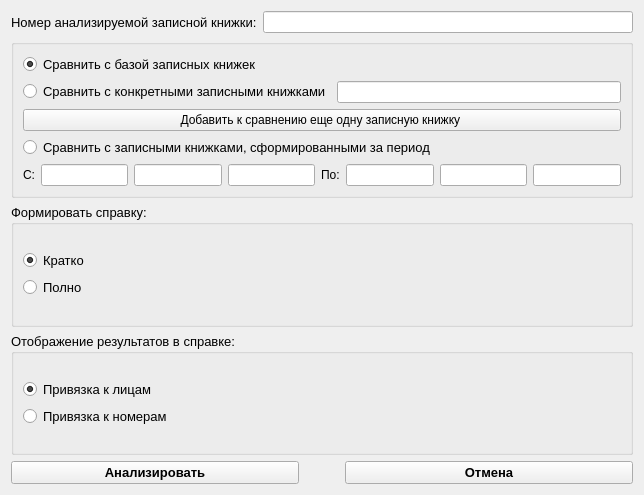
First picture: the form in analysis.ui, repository Yavlados/VKR, before the edit.
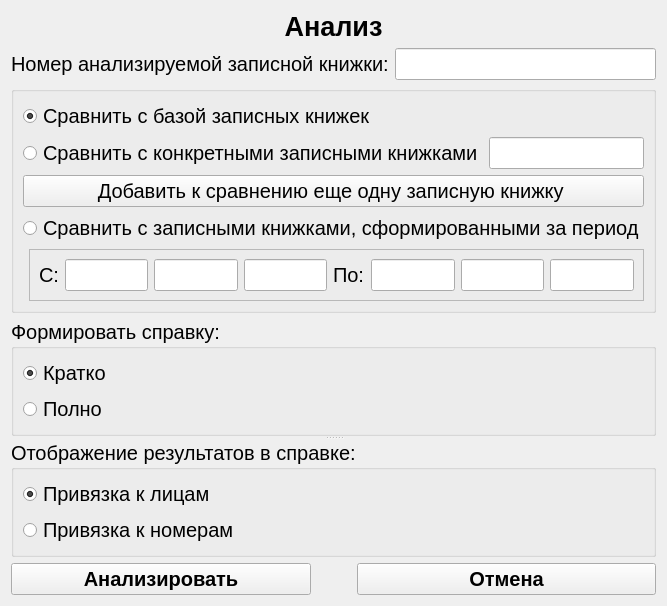
Second picture: the form after the edit.

What changed in the file:
```diff
--- a/analysis.ui
+++ b/analysis.ui
@@ -6,170 +6,50 @@
    <rect>
     <x>0</x>
     <y>0</y>
-    <width>644</width>
-    <height>495</height>
+    <width>639</width>
+    <height>581</height>
    </rect>
   </property>
   <property name="windowTitle">
    <string>Анализ</string>
   </property>
-  <layout class="QVBoxLayout" name="verticalLayout_10">
-   <item>
-    <layout class="QHBoxLayout" name="horizontalLayout">
-     <item>
-      <widget class="QLabel" name="label">
-       <property name="font">
-        <font>
-         <family>Arial</family>
-         <pointsize>10</pointsize>
-        </font>
-       </property>
-       <property name="text">
-        <string>Номер анализируемой записной книжки:</string>
-       </property>
-      </widget>
-     </item>
-     <item>
-      <widget class="QLineEdit" name="le_an_zk"/>
-     </item>
-    </layout>
-   </item>
-   <item>
-    <widget class="QGroupBox" name="groupBox">
-     <property name="title">
-      <string/>
-     </property>
-     <layout class="QVBoxLayout" name="verticalLayout_8">
-      <item>
-       <layout class="QVBoxLayout" name="verticalLayout_4">
-        <item>
-         <widget class="QRadioButton" name="rb_all_base">
-          <property name="font">
-           <font>
-            <family>Arial</family>
-            <pointsize>10</pointsize>
-           </font>
-          </property>
-          <property name="text">
-           <string>Сравнить с базой записных книжек</string>
-          </property>
-          <property name="checked">
+  <property name="autoFillBackground">
            <bool>true</bool>
           </property>
-         </widget>
-        </item>
-        <item>
-         <layout class="QHBoxLayout" name="horizontalLayout_2">
-          <item>
-           <widget class="QRadioButton" name="rb_some_zk">
-            <property name="font">
-             <font>
-              <family>Arial</family>
-              <pointsize>10</pointsize>
-             </font>
-            </property>
-            <property name="text">
-             <string>Сравнить с конкретными записными книжками</string>
-            </property>
-           </widget>
-          </item>
-          <item>
-           <widget class="QLineEdit" name="le_some_new_zk"/>
-          </item>
-         </layout>
-        </item>
-        <item>
-         <layout class="QVBoxLayout" name="vl_for_buttons"/>
-        </item>
-        <item>
-         <layout class="QVBoxLayout" name="vl_for_new_le"/>
-        </item>
-        <item>
-         <widget class="QPushButton" name="pb_add_le">
-          <property name="text">
-           <string>Добавить к сравнению еще одну записную книжку </string>
-          </property>
-         </widget>
-        </item>
-       </layout>
-      </item>
-      <item>
-       <layout class="QVBoxLayout" name="verticalLayout_5">
-        <item>
-         <widget class="QRadioButton" name="rb_date">
-          <property name="font">
-           <font>
-            <family>Arial</family>
-            <pointsize>10</pointsize>
-           </font>
-          </property>
-          <property name="text">
-           <string>Сравнить с записными книжками, сформированными за период</string>
-          </property>
-         </widget>
-        </item>
-        <item>
-         <layout class="QHBoxLayout" name="hv_for_date">
-          <item>
-           <widget class="QLabel" name="lab_from">
-            <property name="text">
-             <string>C:</string>
-            </property>
-           </widget>
-          </item>
-          <item>
-           <widget class="QLineEdit" name="le_day_from"/>
-          </item>
-          <item>
-           <widget class="QLineEdit" name="le_month_from"/>
-          </item>
-          <item>
-           <widget class="QLineEdit" name="le_year_from"/>
-          </item>
-          <item>
-           <widget class="QLabel" name="lab_for">
-            <property name="text">
-             <string>По:</string>
-            </property>
-           </widget>
-          </item>
-          <item>
-           <widget class="QLineEdit" name="le_day_to"/>
-          </item>
-          <item>
-           <widget class="QLineEdit" name="le_month_to"/>
-          </item>
-          <item>
-           <widget class="QLineEdit" name="le_year_to"/>
-          </item>
-         </layout>
-        </item>
-       </layout>
-      </item>
-     </layout>
-    </widget>
-   </item>
-   <item>
+  <layout class="QGridLayout" name="gridLayout_5">
+   <item row="3" column="0">
+    <widget class="QSplitter" name="splitter">
+     <property name="orientation">
+      <enum>Qt::Vertical</enum>
+     </property>
     <widget class="QGroupBox" name="groupBox_2">
+      <property name="sizePolicy">
+       <sizepolicy hsizetype="Preferred" vsizetype="Preferred">
+        <horstretch>0</horstretch>
+        <verstretch>0</verstretch>
+       </sizepolicy>
+      </property>
      <property name="font">
       <font>
-       <pointsize>10</pointsize>
+        <pointsize>15</pointsize>
       </font>
      </property>
      <property name="title">
       <string>Формировать справку:</string>
      </property>
-     <layout class="QVBoxLayout" name="verticalLayout">
-      <item>
-       <layout class="QVBoxLayout" name="verticalLayout_6">
-        <item>
-         <layout class="QVBoxLayout" name="verticalLayout_2">
-          <item>
+      <layout class="QGridLayout" name="gridLayout">
+       <item row="0" column="0">
            <widget class="QRadioButton" name="rb_short">
+         <property name="sizePolicy">
+          <sizepolicy hsizetype="Minimum" vsizetype="Fixed">
+           <horstretch>0</horstretch>
+           <verstretch>0</verstretch>
+          </sizepolicy>
+         </property>
             <property name="font">
              <font>
               <family>Arial</family>
-              <pointsize>10</pointsize>
+           <pointsize>15</pointsize>
              </font>
             </property>
             <property name="text">
@@ -180,12 +60,18 @@
             </property>
            </widget>
           </item>
-          <item>
+       <item row="1" column="0">
            <widget class="QRadioButton" name="rb_long">
+         <property name="sizePolicy">
+          <sizepolicy hsizetype="Minimum" vsizetype="Fixed">
+           <horstretch>0</horstretch>
+           <verstretch>0</verstretch>
+          </sizepolicy>
+         </property>
             <property name="font">
              <font>
               <family>Arial</family>
-              <pointsize>10</pointsize>
+           <pointsize>15</pointsize>
              </font>
             </property>
             <property name="text">
@@ -200,33 +86,35 @@
            </widget>
           </item>
          </layout>
-        </item>
-       </layout>
-      </item>
-     </layout>
-    </widget>
-   </item>
-   <item>
+     </widget>
     <widget class="QGroupBox" name="groupBox_3">
+      <property name="sizePolicy">
+       <sizepolicy hsizetype="Preferred" vsizetype="Preferred">
+        <horstretch>0</horstretch>
+        <verstretch>0</verstretch>
+       </sizepolicy>
+      </property>
      <property name="font">
       <font>
-       <pointsize>10</pointsize>
+        <pointsize>15</pointsize>
       </font>
      </property>
      <property name="title">
       <string>Отображение результатов в справке:</string>
      </property>
-     <layout class="QVBoxLayout" name="verticalLayout_9">
-      <item>
-       <layout class="QVBoxLayout" name="verticalLayout_7">
-        <item>
-         <layout class="QVBoxLayout" name="verticalLayout_3">
-          <item>
+      <layout class="QGridLayout" name="gridLayout_2">
+       <item row="0" column="0">
            <widget class="QRadioButton" name="rb_to_face">
+         <property name="sizePolicy">
+          <sizepolicy hsizetype="Minimum" vsizetype="Fixed">
+           <horstretch>0</horstretch>
+           <verstretch>0</verstretch>
+          </sizepolicy>
+         </property>
             <property name="font">
              <font>
               <family>Arial</family>
-              <pointsize>10</pointsize>
+           <pointsize>15</pointsize>
              </font>
             </property>
             <property name="text">
@@ -237,12 +125,18 @@
             </property>
            </widget>
           </item>
-          <item>
+       <item row="1" column="0">
            <widget class="QRadioButton" name="rb_to_num">
+         <property name="sizePolicy">
+          <sizepolicy hsizetype="Minimum" vsizetype="Fixed">
+           <horstretch>0</horstretch>
+           <verstretch>0</verstretch>
+          </sizepolicy>
+         </property>
             <property name="font">
              <font>
               <family>Arial</family>
-              <pointsize>10</pointsize>
+           <pointsize>15</pointsize>
              </font>
             </property>
             <property name="text">
@@ -251,19 +145,22 @@
            </widget>
           </item>
          </layout>
-        </item>
-       </layout>
-      </item>
-     </layout>
-    </widget>
+     </widget>
+    </widget>
    </item>
-   <item>
+   <item row="4" column="0">
     <layout class="QHBoxLayout" name="horizontalLayout_3">
      <item>
       <widget class="QPushButton" name="pushButton">
+       <property name="sizePolicy">
+        <sizepolicy hsizetype="Minimum" vsizetype="Fixed">
+         <horstretch>0</horstretch>
+         <verstretch>0</verstretch>
+        </sizepolicy>
+       </property>
        <property name="font">
         <font>
-         <pointsize>10</pointsize>
+         <pointsize>15</pointsize>
          <weight>75</weight>
          <bold>true</bold>
         </font>
@@ -275,6 +172,17 @@
      </item>
      <item>
       <spacer name="horizontalSpacer">
+       <property name="sizePolicy">
+        <sizepolicy hsizetype="Ignored" vsizetype="Minimum">
+         <horstretch>0</horstretch>
+         <verstretch>0</verstretch>
+        </sizepolicy>
+       </property>
+       <property name="font">
+        <font>
+         <pointsize>15</pointsize>
+        </font>
+       </property>
        <property name="orientation">
         <enum>Qt::Horizontal</enum>
        </property>
@@ -291,9 +199,15 @@
      </item>
      <item>
       <widget class="QPushButton" name="pushButton_2">
+       <property name="sizePolicy">
+        <sizepolicy hsizetype="Minimum" vsizetype="Fixed">
+         <horstretch>0</horstretch>
+         <verstretch>0</verstretch>
+        </sizepolicy>
+       </property>
        <property name="font">
         <font>
-         <pointsize>10</pointsize>
+         <pointsize>15</pointsize>
          <weight>75</weight>
          <bold>true</bold>
         </font>
@@ -305,6 +219,329 @@
      </item>
     </layout>
    </item>
+   <item row="2" column="0">
+    <widget class="QGroupBox" name="groupBox">
+     <property name="sizePolicy">
+      <sizepolicy hsizetype="Preferred" vsizetype="Preferred">
+       <horstretch>0</horstretch>
+       <verstretch>0</verstretch>
+      </sizepolicy>
+     </property>
+     <property name="font">
+      <font>
+       <pointsize>15</pointsize>
+      </font>
+     </property>
+     <property name="title">
+      <string/>
+     </property>
+     <layout class="QGridLayout" name="gridLayout_4">
+      <item row="0" column="0" colspan="2">
+       <widget class="QRadioButton" name="rb_all_base">
+        <property name="sizePolicy">
+         <sizepolicy hsizetype="Minimum" vsizetype="Fixed">
+          <horstretch>0</horstretch>
+          <verstretch>0</verstretch>
+         </sizepolicy>
+        </property>
+        <property name="font">
+         <font>
+          <family>Arial</family>
+          <pointsize>15</pointsize>
+         </font>
+        </property>
+        <property name="text">
+         <string>Сравнить с базой записных книжек</string>
+        </property>
+        <property name="checked">
+         <bool>true</bool>
+        </property>
+       </widget>
+      </item>
+      <item row="1" column="0" colspan="2">
+       <layout class="QHBoxLayout" name="horizontalLayout_2">
+        <item>
+         <widget class="QRadioButton" name="rb_some_zk">
+          <property name="sizePolicy">
+           <sizepolicy hsizetype="Minimum" vsizetype="Fixed">
+            <horstretch>0</horstretch>
+            <verstretch>0</verstretch>
+           </sizepolicy>
+          </property>
+          <property name="font">
+           <font>
+            <family>Arial</family>
+            <pointsize>15</pointsize>
+           </font>
+          </property>
+          <property name="text">
+           <string>Сравнить с конкретными записными книжками</string>
+          </property>
+         </widget>
+        </item>
+        <item>
+         <widget class="QLineEdit" name="le_some_new_zk">
+          <property name="sizePolicy">
+           <sizepolicy hsizetype="Expanding" vsizetype="Fixed">
+            <horstretch>0</horstretch>
+            <verstretch>0</verstretch>
+           </sizepolicy>
+          </property>
+          <property name="font">
+           <font>
+            <pointsize>15</pointsize>
+           </font>
+          </property>
+         </widget>
+        </item>
+       </layout>
+      </item>
+      <item row="2" column="0">
+       <layout class="QVBoxLayout" name="vl_for_buttons"/>
+      </item>
+      <item row="3" column="0">
+       <layout class="QVBoxLayout" name="vl_for_new_le"/>
+      </item>
+      <item row="4" column="0" colspan="2">
+       <widget class="QPushButton" name="pb_add_le">
+        <property name="sizePolicy">
+         <sizepolicy hsizetype="Ignored" vsizetype="Fixed">
+          <horstretch>0</horstretch>
+          <verstretch>0</verstretch>
+         </sizepolicy>
+        </property>
+        <property name="font">
+         <font>
+          <pointsize>15</pointsize>
+         </font>
+        </property>
+        <property name="text">
+         <string>Добавить к сравнению еще одну записную книжку </string>
+        </property>
+       </widget>
+      </item>
+      <item row="5" column="0" colspan="2">
+       <widget class="QRadioButton" name="rb_date">
+        <property name="sizePolicy">
+         <sizepolicy hsizetype="Minimum" vsizetype="Fixed">
+          <horstretch>0</horstretch>
+          <verstretch>0</verstretch>
+         </sizepolicy>
+        </property>
+        <property name="font">
+         <font>
+          <family>Arial</family>
+          <pointsize>15</pointsize>
+         </font>
+        </property>
+        <property name="text">
+         <string>Сравнить с записными книжками, сформированными за период</string>
+        </property>
+       </widget>
+      </item>
+      <item row="6" column="1">
+       <widget class="QFrame" name="frame">
+        <property name="sizePolicy">
+         <sizepolicy hsizetype="Ignored" vsizetype="Preferred">
+          <horstretch>0</horstretch>
+          <verstretch>0</verstretch>
+         </sizepolicy>
+        </property>
+        <property name="frameShape">
+         <enum>QFrame::StyledPanel</enum>
+        </property>
+        <property name="frameShadow">
+         <enum>QFrame::Raised</enum>
+        </property>
+        <layout class="QGridLayout" name="gridLayout_3">
+         <item row="0" column="0">
+          <widget class="QLabel" name="lab_from">
+           <property name="sizePolicy">
+            <sizepolicy hsizetype="Preferred" vsizetype="Preferred">
+             <horstretch>0</horstretch>
+             <verstretch>0</verstretch>
+            </sizepolicy>
+           </property>
+           <property name="font">
+            <font>
+             <pointsize>15</pointsize>
+            </font>
+           </property>
+           <property name="text">
+            <string>C:</string>
+           </property>
+          </widget>
+         </item>
+         <item row="0" column="1">
+          <widget class="QLineEdit" name="le_day_from">
+           <property name="sizePolicy">
+            <sizepolicy hsizetype="Expanding" vsizetype="Fixed">
+             <horstretch>0</horstretch>
+             <verstretch>0</verstretch>
+            </sizepolicy>
+           </property>
+           <property name="font">
+            <font>
+             <pointsize>15</pointsize>
+            </font>
+           </property>
+          </widget>
+         </item>
+         <item row="0" column="2">
+          <widget class="QLineEdit" name="le_month_from">
+           <property name="sizePolicy">
+            <sizepolicy hsizetype="Expanding" vsizetype="Fixed">
+             <horstretch>0</horstretch>
+             <verstretch>0</verstretch>
+            </sizepolicy>
+           </property>
+           <property name="font">
+            <font>
+             <pointsize>15</pointsize>
+            </font>
+           </property>
+          </widget>
+         </item>
+         <item row="0" column="3">
+          <widget class="QLineEdit" name="le_year_from">
+           <property name="sizePolicy">
+            <sizepolicy hsizetype="Expanding" vsizetype="Fixed">
+             <horstretch>0</horstretch>
+             <verstretch>0</verstretch>
+            </sizepolicy>
+           </property>
+           <property name="font">
+            <font>
+             <pointsize>15</pointsize>
+            </font>
+           </property>
+          </widget>
+         </item>
+         <item row="0" column="4">
+          <widget class="QLabel" name="lab_for">
+           <property name="sizePolicy">
+            <sizepolicy hsizetype="Preferred" vsizetype="Preferred">
+             <horstretch>0</horstretch>
+             <verstretch>0</verstretch>
+            </sizepolicy>
+           </property>
+           <property name="font">
+            <font>
+             <pointsize>15</pointsize>
+            </font>
+           </property>
+           <property name="text">
+            <string>По:</string>
+           </property>
+          </widget>
+         </item>
+         <item row="0" column="5">
+          <widget class="QLineEdit" name="le_day_to">
+           <property name="sizePolicy">
+            <sizepolicy hsizetype="Expanding" vsizetype="Fixed">
+             <horstretch>0</horstretch>
+             <verstretch>0</verstretch>
+            </sizepolicy>
+           </property>
+           <property name="font">
+            <font>
+             <pointsize>15</pointsize>
+            </font>
+           </property>
+          </widget>
+         </item>
+         <item row="0" column="6">
+          <widget class="QLineEdit" name="le_month_to">
+           <property name="sizePolicy">
+            <sizepolicy hsizetype="Expanding" vsizetype="Fixed">
+             <horstretch>0</horstretch>
+             <verstretch>0</verstretch>
+            </sizepolicy>
+           </property>
+           <property name="font">
+            <font>
+             <pointsize>15</pointsize>
+            </font>
+           </property>
+          </widget>
+         </item>
+         <item row="0" column="7">
+          <widget class="QLineEdit" name="le_year_to">
+           <property name="sizePolicy">
+            <sizepolicy hsizetype="Expanding" vsizetype="Fixed">
+             <horstretch>0</horstretch>
+             <verstretch>0</verstretch>
+            </sizepolicy>
+           </property>
+           <property name="font">
+            <font>
+             <pointsize>15</pointsize>
+            </font>
+           </property>
+          </widget>
+         </item>
+        </layout>
+       </widget>
+      </item>
+     </layout>
+    </widget>
+   </item>
+   <item row="1" column="0">
+    <layout class="QHBoxLayout" name="horizontalLayout">
+     <item>
+      <widget class="QLabel" name="label">
+       <property name="sizePolicy">
+        <sizepolicy hsizetype="Preferred" vsizetype="Preferred">
+         <horstretch>0</horstretch>
+         <verstretch>0</verstretch>
+        </sizepolicy>
+       </property>
+       <property name="font">
+        <font>
+         <family>Arial</family>
+         <pointsize>15</pointsize>
+        </font>
+       </property>
+       <property name="text">
+        <string>Номер анализируемой записной книжки:</string>
+       </property>
+      </widget>
+     </item>
+     <item>
+      <widget class="QLineEdit" name="le_an_zk">
+       <property name="sizePolicy">
+        <sizepolicy hsizetype="Expanding" vsizetype="Fixed">
+         <horstretch>0</horstretch>
+         <verstretch>0</verstretch>
+        </sizepolicy>
+       </property>
+       <property name="font">
+        <font>
+         <pointsize>15</pointsize>
+        </font>
+       </property>
+      </widget>
+     </item>
+    </layout>
+   </item>
+   <item row="0" column="0">
+    <widget class="QLabel" name="label_2">
+     <property name="font">
+      <font>
+       <family>Arial</family>
+       <pointsize>20</pointsize>
+       <weight>75</weight>
+       <bold>true</bold>
+      </font>
+     </property>
+     <property name="text">
+      <string>Анализ</string>
+     </property>
+     <property name="alignment">
+      <set>Qt::AlignCenter</set>
+     </property>
+    </widget>
+   </item>
   </layout>
  </widget>
  <resources/>
```
Lines whose indentation alone changed are shown as unchanged.
